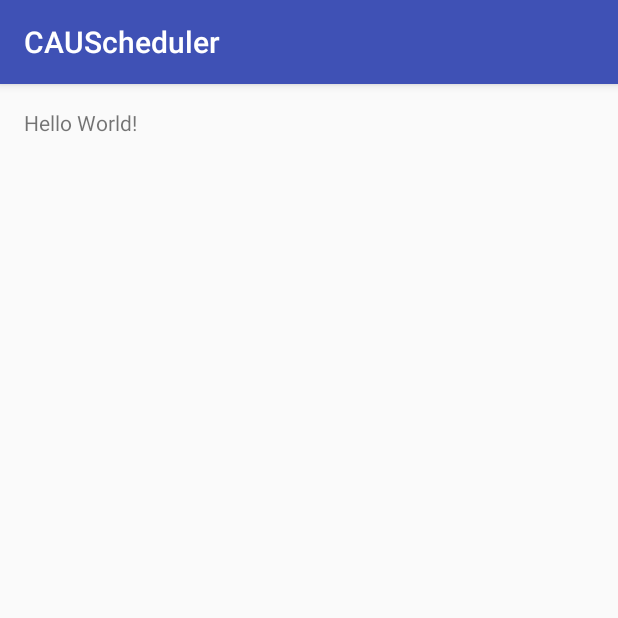
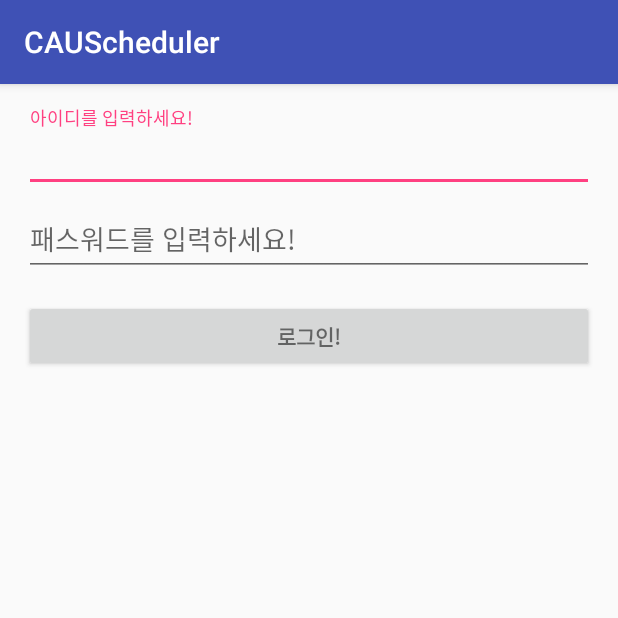
Before and after one commit to ZeroPage/CAUScheduler, an Android app: the screen it shows after launch (MainActivity before the commit, LoginActivity after it), on a phone screen of 412 x 824 dp, the top half of it. Run offline under Robolectric (Android 15) with nearby library versions, the phone set to English and light mode, and no system bars.

Commit message:
Add test login activity.

```diff
--- a/app/src/main/AndroidManifest.xml
+++ b/app/src/main/AndroidManifest.xml
@@ -9,10 +9,12 @@
         android:label="@string/app_name"
         android:supportsRtl="true"
         android:theme="@style/AppTheme" >
-        <activity android:name=".Activity.MainActivity" >
+        <activity android:name=".Activity.MainActivity">
+        </activity>
+
+        <activity android:name=".Activity.LoginActivity">
             <intent-filter>
                 <action android:name="android.intent.action.MAIN" />
-
                 <category android:name="android.intent.category.LAUNCHER" />
             </intent-filter>
         </activity>
--- /dev/null
+++ b/app/src/main/java/org/zeropage/causcheduler/Activity/LoginActivity.java
@@ -0,0 +1,18 @@
+package org.zeropage.causcheduler.Activity;
+
+import android.os.Bundle;
+import android.support.v7.app.AppCompatActivity;
+
+import org.zeropage.causcheduler.R;
+
+/**
+ * Created by Lumin on 2016-01-08.
+ */
+public class LoginActivity extends AppCompatActivity {
+    @Override
+    protected void onCreate(Bundle savedInstanceState) {
+        super.onCreate(savedInstanceState);
+        setContentView(R.layout.activity_login);
+
+    }
+}
--- /dev/null
+++ b/app/src/main/res/layout/activity_login.xml
@@ -0,0 +1,50 @@
+<LinearLayout xmlns:android="http://schemas.android.com/apk/res/android"
+    xmlns:tools="http://schemas.android.com/tools" android:layout_width="match_parent"
+    android:layout_height="match_parent" android:gravity="center_horizontal"
+    android:orientation="vertical" android:paddingBottom="@dimen/activity_vertical_margin"
+    android:paddingLeft="@dimen/activity_horizontal_margin"
+    android:paddingRight="@dimen/activity_horizontal_margin"
+    android:paddingTop="@dimen/activity_vertical_margin"
+    tools:context="org.zeropage.causcheduler.LoginActivity">
+
+    <!-- Login progress -->
+    <ProgressBar android:id="@+id/login_progress" style="?android:attr/progressBarStyleLarge"
+        android:layout_width="wrap_content" android:layout_height="wrap_content"
+        android:layout_marginBottom="8dp" android:visibility="gone" />
+
+    <ScrollView android:id="@+id/login_form" android:layout_width="match_parent"
+        android:layout_height="match_parent">
+
+        <LinearLayout android:id="@+id/email_login_form" android:layout_width="match_parent"
+            android:layout_height="wrap_content" android:orientation="vertical">
+
+            <android.support.design.widget.TextInputLayout android:layout_width="match_parent"
+                android:layout_height="wrap_content">
+
+                <AutoCompleteTextView android:id="@+id/email" android:layout_width="match_parent"
+                    android:layout_height="wrap_content" android:hint="@string/prompt_email"
+                    android:inputType="textEmailAddress" android:maxLines="1"
+                    android:singleLine="true" />
+
+            </android.support.design.widget.TextInputLayout>
+
+            <android.support.design.widget.TextInputLayout android:layout_width="match_parent"
+                android:layout_height="wrap_content">
+
+                <EditText android:id="@+id/password" android:layout_width="match_parent"
+                    android:layout_height="wrap_content" android:hint="@string/prompt_password"
+                    android:imeActionId="@+id/login"
+                    android:imeActionLabel="Test"
+                    android:imeOptions="actionUnspecified" android:inputType="textPassword"
+                    android:maxLines="1" android:singleLine="true" />
+
+            </android.support.design.widget.TextInputLayout>
+
+            <Button android:id="@+id/email_sign_in_button" style="?android:textAppearanceSmall"
+                android:layout_width="match_parent" android:layout_height="wrap_content"
+                android:layout_marginTop="16dp" android:text="@string/action_sign_in"
+                android:textStyle="bold" />
+
+        </LinearLayout>
+    </ScrollView>
+</LinearLayout>
--- a/app/src/main/res/values/strings.xml
+++ b/app/src/main/res/values/strings.xml
@@ -1,3 +1,6 @@
 <resources>
     <string name="app_name">CAUScheduler</string>
+    <string name="prompt_email">아이디를 입력하세요!</string>
+    <string name="prompt_password">패스워드를 입력하세요!</string>
+    <string name="action_sign_in">로그인!</string>
 </resources>
```
